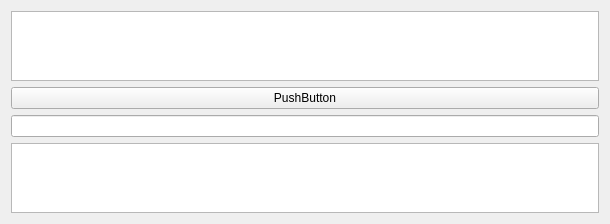
The window that clienthack/client.ui (Scotfarel/HACKchat) describes before a commit, drawn with Qt 5.
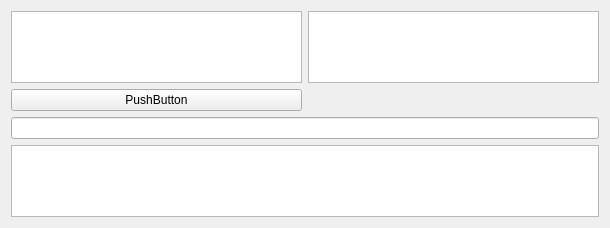
The same window after the commit.

```diff
--- a/clienthack/client.ui
+++ b/clienthack/client.ui
@@ -7,7 +7,7 @@
     <x>0</x>
     <y>0</y>
     <width>610</width>
-    <height>207</height>
+    <height>228</height>
    </rect>
   </property>
   <property name="windowTitle">
@@ -17,9 +17,6 @@
    <layout class="QGridLayout" name="gridLayout_2">
     <item row="0" column="0">
      <layout class="QGridLayout" name="gridLayout">
-      <item row="0" column="0">
-       <widget class="QTextBrowser" name="textBrowser"/>
-      </item>
       <item row="1" column="0">
        <widget class="QPushButton" name="pushButton">
         <property name="text">
@@ -27,6 +24,16 @@
         </property>
        </widget>
       </item>
+      <item row="0" column="1">
+       <widget class="QListWidget" name="online"/>
+      </item>
+      <item row="0" column="0">
+       <widget class="QPlainTextEdit" name="feature">
+        <property name="readOnly">
+         <bool>true</bool>
+        </property>
+       </widget>
+      </item>
      </layout>
     </item>
     <item row="2" column="0">
```
